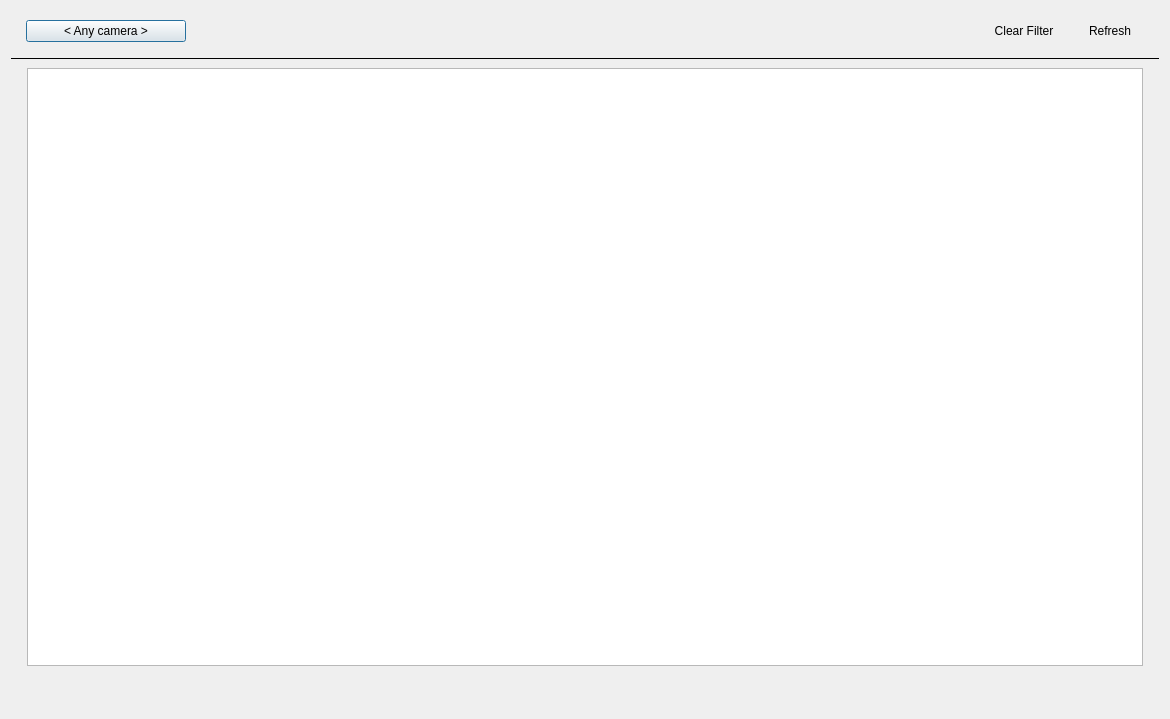
Old version of the form client/libclient/src/ui/dialogs/search_bookmarks_dialog.ui in the repository networkoptix/nx_open.
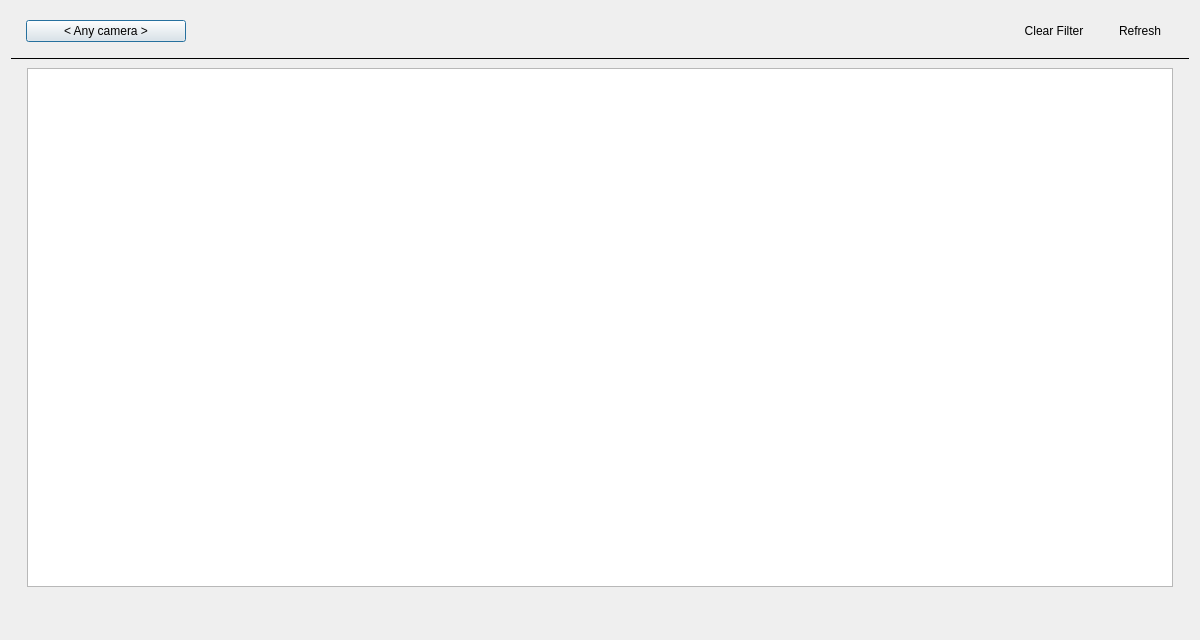
New version of the form. Custom widgets are drawn as their Qt base class.

```diff
--- a/client/libclient/src/ui/dialogs/search_bookmarks_dialog.ui
+++ b/client/libclient/src/ui/dialogs/search_bookmarks_dialog.ui
@@ -6,8 +6,8 @@
    <rect>
     <x>0</x>
     <y>0</y>
-    <width>1170</width>
-    <height>719</height>
+    <width>1200</width>
+    <height>640</height>
    </rect>
   </property>
   <property name="windowTitle">
```
Left out of the diff: 3 changed lines with no effect on the pictures.
